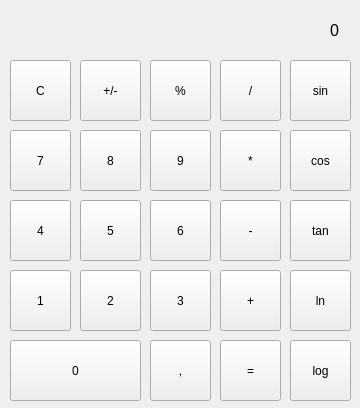
The window that mainwindow.ui (GodfreyII/caclulator) describes before a commit, drawn with Qt 5.
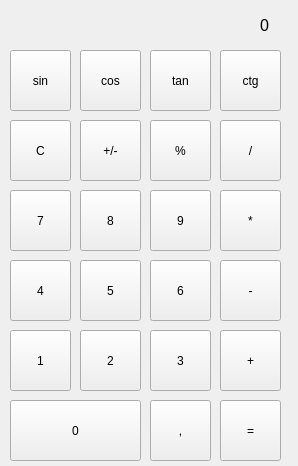
The same window after the commit.

Commit message: Finished working on trigonometric functions.

Patch:
```diff
--- a/mainwindow.ui
+++ b/mainwindow.ui
@@ -6,8 +6,8 @@
    <rect>
     <x>0</x>
     <y>0</y>
-    <width>360</width>
-    <height>408</height>
+    <width>298</width>
+    <height>466</height>
    </rect>
   </property>
   <property name="windowTitle">
@@ -17,10 +17,10 @@
    <widget class="QLabel" name="label">
     <property name="geometry">
      <rect>
-      <x>10</x>
+      <x>20</x>
       <y>0</y>
-      <width>331</width>
-      <height>61</height>
+      <width>251</width>
+      <height>51</height>
      </rect>
     </property>
     <property name="font">
@@ -60,7 +60,7 @@
     <property name="geometry">
      <rect>
       <x>10</x>
-      <y>60</y>
+      <y>120</y>
       <width>61</width>
       <height>61</height>
      </rect>
@@ -73,7 +73,7 @@
     <property name="geometry">
      <rect>
       <x>80</x>
-      <y>60</y>
+      <y>120</y>
       <width>61</width>
       <height>61</height>
      </rect>
@@ -86,7 +86,7 @@
     <property name="geometry">
      <rect>
       <x>150</x>
-      <y>60</y>
+      <y>120</y>
       <width>61</width>
       <height>61</height>
      </rect>
@@ -99,7 +99,7 @@
     <property name="geometry">
      <rect>
       <x>220</x>
-      <y>60</y>
+      <y>120</y>
       <width>61</width>
       <height>61</height>
      </rect>
@@ -112,7 +112,7 @@
     <property name="geometry">
      <rect>
       <x>220</x>
-      <y>130</y>
+      <y>190</y>
       <width>61</width>
       <height>61</height>
      </rect>
@@ -125,7 +125,7 @@
     <property name="geometry">
      <rect>
       <x>150</x>
-      <y>130</y>
+      <y>190</y>
       <width>61</width>
       <height>61</height>
      </rect>
@@ -138,7 +138,7 @@
     <property name="geometry">
      <rect>
       <x>80</x>
-      <y>130</y>
+      <y>190</y>
       <width>61</width>
       <height>61</height>
      </rect>
@@ -151,7 +151,7 @@
     <property name="geometry">
      <rect>
       <x>10</x>
-      <y>130</y>
+      <y>190</y>
       <width>61</width>
       <height>61</height>
      </rect>
@@ -164,7 +164,7 @@
     <property name="geometry">
      <rect>
       <x>10</x>
-      <y>200</y>
+      <y>260</y>
       <width>61</width>
       <height>61</height>
      </rect>
@@ -177,7 +177,7 @@
     <property name="geometry">
      <rect>
       <x>150</x>
-      <y>200</y>
+      <y>260</y>
       <width>61</width>
       <height>61</height>
      </rect>
@@ -190,7 +190,7 @@
     <property name="geometry">
      <rect>
       <x>220</x>
-      <y>200</y>
+      <y>260</y>
       <width>61</width>
       <height>61</height>
      </rect>
@@ -203,7 +203,7 @@
     <property name="geometry">
      <rect>
       <x>80</x>
-      <y>200</y>
+      <y>260</y>
       <width>61</width>
       <height>61</height>
      </rect>
@@ -216,7 +216,7 @@
     <property name="geometry">
      <rect>
       <x>10</x>
-      <y>270</y>
+      <y>330</y>
       <width>61</width>
       <height>61</height>
      </rect>
@@ -229,7 +229,7 @@
     <property name="geometry">
      <rect>
       <x>150</x>
-      <y>270</y>
+      <y>330</y>
       <width>61</width>
       <height>61</height>
      </rect>
@@ -242,7 +242,7 @@
     <property name="geometry">
      <rect>
       <x>220</x>
-      <y>270</y>
+      <y>330</y>
       <width>61</width>
       <height>61</height>
      </rect>
@@ -255,7 +255,7 @@
     <property name="geometry">
      <rect>
       <x>80</x>
-      <y>270</y>
+      <y>330</y>
       <width>61</width>
       <height>61</height>
      </rect>
@@ -268,7 +268,7 @@
     <property name="geometry">
      <rect>
       <x>220</x>
-      <y>340</y>
+      <y>400</y>
       <width>61</width>
       <height>61</height>
      </rect>
@@ -281,7 +281,7 @@
     <property name="geometry">
      <rect>
       <x>10</x>
-      <y>340</y>
+      <y>400</y>
       <width>131</width>
       <height>61</height>
      </rect>
@@ -294,7 +294,7 @@
     <property name="geometry">
      <rect>
       <x>150</x>
-      <y>340</y>
+      <y>400</y>
       <width>61</width>
       <height>61</height>
      </rect>
@@ -303,37 +303,24 @@
      <string>,</string>
     </property>
    </widget>
-   <widget class="QPushButton" name="pushButton_Tan">
+   <widget class="QPushButton" name="pushButton_Ctg">
     <property name="geometry">
      <rect>
-      <x>290</x>
-      <y>200</y>
+      <x>220</x>
+      <y>50</y>
       <width>61</width>
       <height>61</height>
      </rect>
     </property>
     <property name="text">
-     <string>tan</string>
-    </property>
-   </widget>
-   <widget class="QPushButton" name="pushButton_NaturalLog">
-    <property name="geometry">
-     <rect>
-      <x>290</x>
-      <y>270</y>
-      <width>61</width>
-      <height>61</height>
-     </rect>
-    </property>
-    <property name="text">
-     <string>ln</string>
+     <string>ctg</string>
     </property>
    </widget>
    <widget class="QPushButton" name="pushButton_Sin">
     <property name="geometry">
      <rect>
-      <x>290</x>
-      <y>60</y>
+      <x>10</x>
+      <y>50</y>
       <width>61</width>
       <height>61</height>
      </rect>
@@ -342,11 +329,24 @@
      <string>sin</string>
     </property>
    </widget>
+   <widget class="QPushButton" name="pushButton_Tan">
+    <property name="geometry">
+     <rect>
+      <x>150</x>
+      <y>50</y>
+      <width>61</width>
+      <height>61</height>
+     </rect>
+    </property>
+    <property name="text">
+     <string>tan</string>
+    </property>
+   </widget>
    <widget class="QPushButton" name="pushButton_Cos">
     <property name="geometry">
      <rect>
-      <x>290</x>
-      <y>130</y>
+      <x>80</x>
+      <y>50</y>
       <width>61</width>
       <height>61</height>
      </rect>
@@ -355,19 +355,6 @@
      <string>cos</string>
     </property>
    </widget>
-   <widget class="QPushButton" name="pushButton_Log">
-    <property name="geometry">
-     <rect>
-      <x>290</x>
-      <y>340</y>
-      <width>61</width>
-      <height>61</height>
-     </rect>
-    </property>
-    <property name="text">
-     <string>log</string>
-    </property>
-   </widget>
   </widget>
  </widget>
  <layoutdefault spacing="6" margin="11"/>
```
The commit also changes 1 other file.
